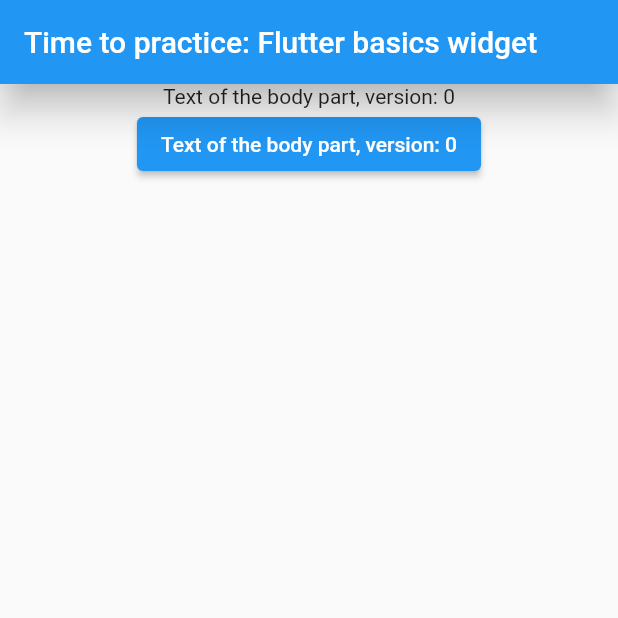
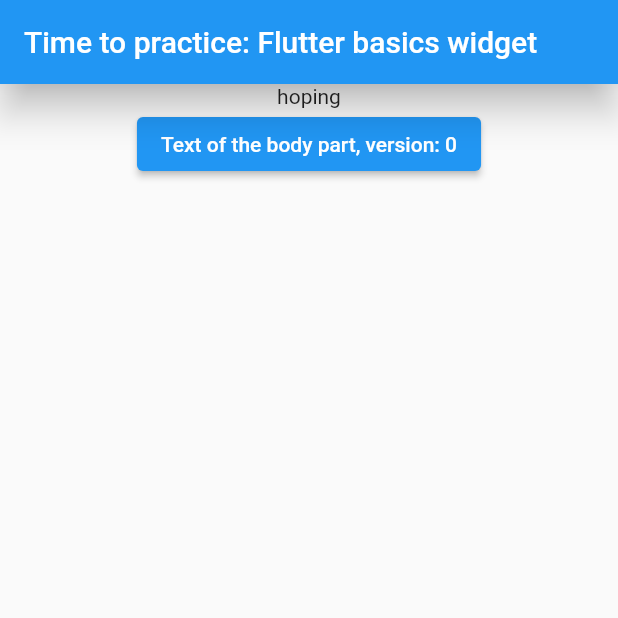
Before and after one commit to fede3mmanuel/practiceflutterbasics, a Flutter app: the screen it shows after launch, on a phone screen of 412 x 824 dp, the top half of it. Run offline on Flutter 3.47's test engine with Material 2 defaults, Android fonts, the phone set to English and light mode, and no system bars.

Commit message:
text from widget and getter

```diff
--- /dev/null
+++ b/lib/bodytext.dart
@@ -0,0 +1,25 @@
+import 'package:flutter/material.dart';
+
+class BodyText extends StatefulWidget {
+  final String masterText;
+
+  BodyText(this.masterText);
+
+  @override
+  State<BodyText> createState() => _BodyTextState();
+}
+
+class _BodyTextState extends State<BodyText> {
+  String get mastertextplusvalue {
+    String resultmastertextplusvalue;
+    resultmastertextplusvalue = "hoping";
+    return resultmastertextplusvalue;
+  }
+
+  @override
+  Widget build(BuildContext context) {
+    return Center(
+      child: Column(children: [Text(mastertextplusvalue)]),
+    );
+  }
+}
--- a/lib/bodytextwidget.dart
+++ b/lib/bodytextwidget.dart
@@ -1,4 +1,5 @@
 import 'package:flutter/material.dart';
+import './bodytext.dart';
 
 class bodytextwidget extends StatefulWidget {
   bodytextwidget({Key? key}) : super(key: key);
@@ -22,7 +23,8 @@
     return Center(
       child: Column(
         children: [
-          Text('$bodyText $count'),
+          // Text('$bodyText $count')
+          BodyText('firstvariable'),
           ElevatedButton(
               child: Text('$bodyText $count'),
               onPressed: () {
```
